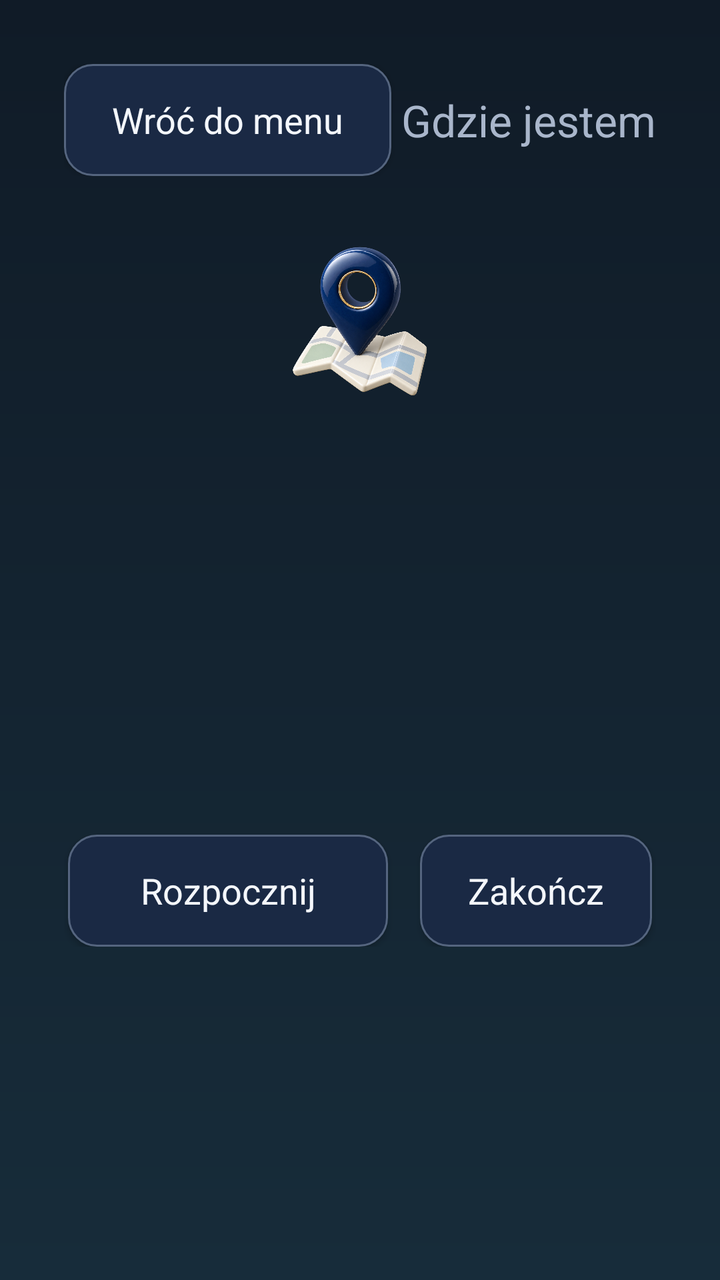
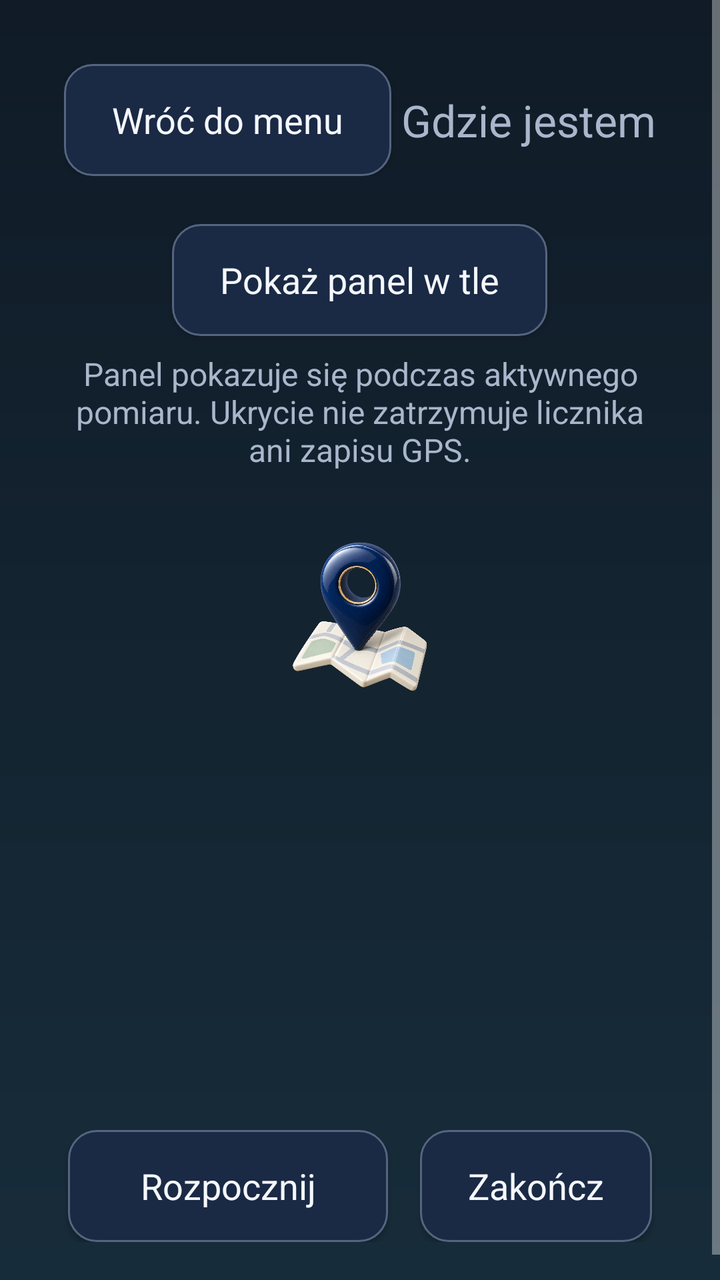

Compare the two renders of this Android layout. The source of the first and the diff that turns it into the second are given below.
<!-- AndroidManifest.xml: application theme Theme.DuduGate -->
<!-- res/layout/activity_trip.xml -->
<?xml version="1.0" encoding="utf-8"?>
<ScrollView xmlns:android="http://schemas.android.com/apk/res/android"
    android:layout_width="match_parent" android:layout_height="match_parent" android:fillViewport="true"
    android:background="@drawable/background_gradient">
    <LinearLayout android:layout_width="match_parent" android:layout_height="wrap_content"
        android:orientation="vertical" android:padding="32dp" android:gravity="center_horizontal">
        <LinearLayout android:layout_width="match_parent" android:layout_height="wrap_content"
            android:orientation="horizontal" android:gravity="center_vertical">
            <Button android:id="@+id/trip_back" android:layout_width="wrap_content" android:layout_height="56dp" android:text="@string/back_to_menu" />
            <TextView android:layout_width="0dp" android:layout_weight="1" android:layout_height="wrap_content"
                android:gravity="end" android:text="@string/trip_title" android:textSize="22sp" android:textColor="@color/text_secondary" />
        </LinearLayout>
        <ImageView android:layout_width="96dp" android:layout_height="96dp" android:layout_marginTop="24dp"
            android:src="@drawable/art_navigation_pin" android:importantForAccessibility="no" />
        <TextView android:id="@+id/trip_locality" android:layout_width="match_parent" android:layout_height="wrap_content"
            android:gravity="center" android:textSize="24sp" android:fontFamily="sans-serif-medium" android:textColor="@color/text_primary" />
        <TextView android:id="@+id/trip_street" android:layout_width="match_parent" android:layout_height="wrap_content"
            android:gravity="center" android:layout_marginTop="8dp" android:textSize="32sp" android:fontFamily="sans-serif-medium" android:breakStrategy="simple" android:hyphenationFrequency="none" android:textColor="@color/text_primary" />
        <TextView android:id="@+id/trip_distance" android:layout_width="match_parent" android:layout_height="wrap_content"
            android:gravity="center" android:layout_marginTop="24dp" android:textSize="36sp" android:textColor="@color/accent_blue" />
        <TextView android:id="@+id/trip_status" android:layout_width="match_parent" android:layout_height="wrap_content"
            android:gravity="center" android:layout_marginTop="8dp" android:textSize="16sp" android:textColor="@color/text_secondary" />
        <LinearLayout android:layout_width="match_parent" android:layout_height="wrap_content"
            android:layout_marginTop="24dp" android:orientation="horizontal" android:gravity="center">
            <Button android:id="@+id/trip_primary" android:layout_width="wrap_content" android:layout_height="56dp" android:minWidth="160dp" android:text="@string/trip_start" />
            <Button android:id="@+id/trip_end" android:layout_width="wrap_content" android:layout_height="56dp" android:layout_marginStart="16dp" android:text="@string/trip_end" />
        </LinearLayout>
    </LinearLayout>
</ScrollView>
<!-- resources referenced by this layout -->
<resources>
  <color name="accent_blue">#61A8FF</color>
  <color name="text_primary">#F4F7FC</color>
  <color name="text_secondary">#A9B6CB</color>
  <!-- drawable art_navigation_pin: png bitmap (drawable-nodpi, 786413 bytes) -->
  <!-- drawable background_gradient (drawable) -->
  <?xml version="1.0" encoding="utf-8"?>
  <shape xmlns:android="http://schemas.android.com/apk/res/android"
      android:shape="rectangle">
      <gradient
          android:angle="270"
          android:endColor="@color/background_bottom"
          android:startColor="@color/background_top" />
  </shape>
  <string name="back_to_menu">Wróć do menu</string>
  <string name="trip_end">Zakończ</string>
  <string name="trip_start">Rozpocznij</string>
  <string name="trip_title">Gdzie jestem</string>
  <style name="Theme.DuduGate" parent="android:style/Theme.Material.NoActionBar">
          <item name="android:fontFamily">sans-serif</item>
          <item name="android:windowActionModeOverlay">true</item>
          <item name="android:windowNoTitle">true</item>
          <item name="android:colorAccent">@color/accent_blue</item>
          <item name="android:statusBarColor">@color/background_top</item>
          <item name="android:navigationBarColor">@color/background_bottom</item>
          <item name="android:windowLightStatusBar">false</item>
          <item name="android:windowBackground">@drawable/background_gradient</item>
          <item name="android:buttonStyle">@style/DuduButton</item>
      </style>
  <color name="background_bottom">#172C3A</color>
  <color name="background_top">#101B27</color>
  <style name="DuduButton" parent="android:style/Widget.Material.Button">
          <item name="android:background">@drawable/button_secondary</item>
          <item name="android:textColor">@color/text_primary</item>
          <item name="android:textAllCaps">false</item>
          <item name="android:textSize">18sp</item>
          <item name="android:minHeight">52dp</item>
          <item name="android:paddingStart">24dp</item>
          <item name="android:paddingEnd">24dp</item>
      </style>
  <!-- drawable button_secondary (drawable) -->
  <?xml version="1.0" encoding="utf-8"?>
  <selector xmlns:android="http://schemas.android.com/apk/res/android">
      <item android:state_pressed="true">
          <shape android:shape="rectangle">
              <corners android:radius="14dp" />
              <solid android:color="#2B3C5A" />
              <stroke
                  android:width="1dp"
                  android:color="#71809A" />
          </shape>
      </item>
      <item>
          <shape android:shape="rectangle">
              <corners android:radius="14dp" />
              <solid android:color="@color/surface" />
              <stroke
                  android:width="1dp"
                  android:color="#55657F" />
          </shape>
      </item>
  </selector>
  <color name="surface">#1A2944</color>
</resources>

<!-- the commit's change to res/layout/activity_trip.xml (unified diff, before → after) -->
@@ -10,6 +10,11 @@
             <TextView android:layout_width="0dp" android:layout_weight="1" android:layout_height="wrap_content"
                 android:gravity="end" android:text="@string/trip_title" android:textSize="22sp" android:textColor="@color/text_secondary" />
         </LinearLayout>
+        <Button android:id="@+id/trip_overlay_toggle" android:layout_width="wrap_content" android:layout_height="wrap_content"
+            android:minHeight="56dp" android:layout_marginTop="24dp" android:text="@string/trip_overlay_show" />
+        <TextView android:layout_width="match_parent" android:layout_height="wrap_content"
+            android:gravity="center" android:layout_marginTop="8dp" android:text="@string/trip_overlay_hint"
+            android:textSize="16sp" android:textColor="@color/text_secondary" />
         <ImageView android:layout_width="96dp" android:layout_height="96dp" android:layout_marginTop="24dp"
             android:src="@drawable/art_navigation_pin" android:importantForAccessibility="no" />
         <TextView android:id="@+id/trip_locality" android:layout_width="match_parent" android:layout_height="wrap_content"
<!-- resource entries referenced after the edit -->
@@ -15,6 +15,8 @@
   </shape>
   <string name="back_to_menu">Wróć do menu</string>
   <string name="trip_end">Zakończ</string>
+  <string name="trip_overlay_hint">Panel pokazuje się podczas aktywnego pomiaru. Ukrycie nie zatrzymuje licznika ani zapisu GPS.</string>
+  <string name="trip_overlay_show">Pokaż panel w tle</string>
   <string name="trip_start">Rozpocznij</string>
   <string name="trip_title">Gdzie jestem</string>
   <style name="Theme.DuduGate" parent="android:style/Theme.Material.NoActionBar">
